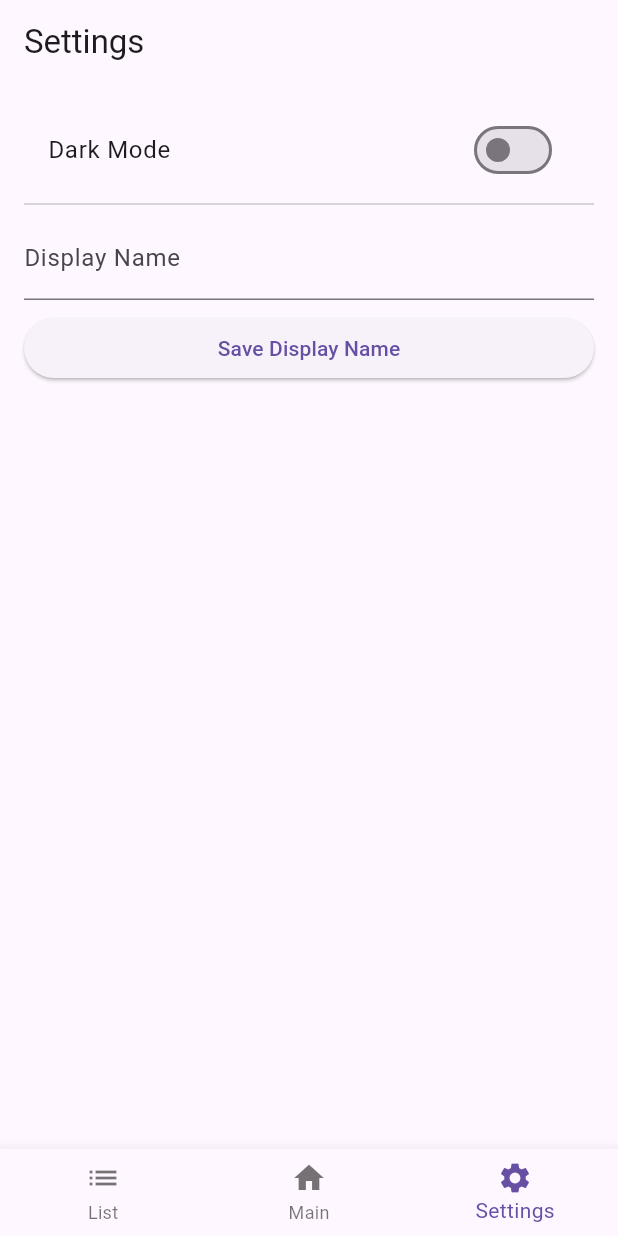
After one commit to s-reisinger/wmc-projekt, a Flutter app: the HomeShell screen opened by its route, item 3 of the bottom bar chosen, on a phone screen of 412 x 824 dp. The commit adds this screen. Run offline on Flutter 3.47's test engine with Material 3 defaults, Android fonts, the phone set to English and light mode, and no system bars; our stand-ins replace go_router, shared_preferences; accounts and stored records are empty.

Commit message:
settings page2

```diff
--- a/timetracker/lib/main.dart
+++ b/timetracker/lib/main.dart
@@ -1,59 +1,58 @@
 import 'package:flutter/material.dart';
 import 'package:go_router/go_router.dart';
+import 'package:timetracker/pages/HomeShell.dart';
+import 'package:timetracker/services/SettingsService.dart';
 
 // Import your LoginPage (wherever you put it).
 import 'pages/LoginPage.dart';
 
-// A simple placeholder for the "home" page
-class HomePage extends StatelessWidget {
-  const HomePage({Key? key}) : super(key: key);
+void main() async {
+  WidgetsFlutterBinding.ensureInitialized();
 
-  @override
-  Widget build(BuildContext context) {
-    return Scaffold(
-      appBar: AppBar(title: const Text('Home')),
-      body: const Center(
-        child: Text('Welcome to the Home Page!'),
-      ),
-    );
-  }
-}
+  // Load dark mode from SharedPreferences
+  final bool initiallyDark = await SettingsService.isDarkMode();
 
-void main() {
-  runApp(const MyApp());
+  // This notifier holds the current Dark Mode state
+  final darkModeNotifier = ValueNotifier<bool>(initiallyDark);
+
+  runApp(MyApp(darkModeNotifier: darkModeNotifier));
 }
 
 class MyApp extends StatelessWidget {
-  const MyApp({Key? key}) : super(key: key);
+  final ValueNotifier<bool> darkModeNotifier;
+  const MyApp({Key? key, required this.darkModeNotifier}) : super(key: key);
 
-  // 1) Define your GoRouter, listing the routes
-  static final GoRouter _router = GoRouter(
+  // Build our GoRouter with two main routes: login and home
+  static GoRouter _router(ValueNotifier<bool> darkModeNotifier) => GoRouter(
     routes: [
-      // The login route at "/"
-      GoRoute(
-        path: '/',
-        builder: (context, state) => const LoginPage(),
-      ),
-      // The home route at "/home"
+      GoRoute(path: '/', builder: (context, state) => const LoginPage()),
       GoRoute(
         path: '/home',
-        builder: (context, state) => const HomePage(),
+        builder:
+            (context, state) => HomeShell(darkModeNotifier: darkModeNotifier),
       ),
     ],
   );
 
   @override
   Widget build(BuildContext context) {
-    // 2) Use MaterialApp.router to wire up go_router
-    return MaterialApp.router(
-      title: 'Flutter Login Demo',
-      routerDelegate: _router.routerDelegate,
-      routeInformationParser: _router.routeInformationParser,
-      routeInformationProvider: _router.routeInformationProvider,
-      // Optional theme or themeMode
-      theme: ThemeData(
-        primarySwatch: Colors.blue,
-      ),
+    return ValueListenableBuilder<bool>(
+      valueListenable: darkModeNotifier,
+      builder: (context, isDark, _) {
+        return MaterialApp.router(
+          title: 'Flutter Login Demo',
+          // Change the theme based on isDark
+          theme: ThemeData(
+            primarySwatch: Colors.blue,
+            brightness: isDark ? Brightness.dark : Brightness.light,
+          ),
+          routerDelegate: _router(darkModeNotifier).routerDelegate,
+          routeInformationParser:
+              _router(darkModeNotifier).routeInformationParser,
+          routeInformationProvider:
+              _router(darkModeNotifier).routeInformationProvider,
+        );
+      },
     );
   }
 }
--- /dev/null
+++ b/timetracker/lib/pages/HomeShell.dart
@@ -0,0 +1,54 @@
+import 'package:flutter/material.dart';
+
+import 'ListPage.dart';
+import 'MainPage.dart';
+import 'SettingsPage.dart';
+
+class HomeShell extends StatefulWidget {
+  final ValueNotifier<bool> darkModeNotifier;
+  const HomeShell({Key? key, required this.darkModeNotifier}) : super(key: key);
+
+  @override
+  State<HomeShell> createState() => _HomeShellState();
+}
+
+class _HomeShellState extends State<HomeShell> {
+  int _selectedIndex = 1; // default to the "Main" tab in the middle
+
+  late final List<Widget> _pages = [
+    const ListPage(),
+    const MainPage(),
+    SettingsPage(darkModeNotifier: widget.darkModeNotifier),
+  ];
+
+  void _onItemTapped(int index) {
+    setState(() {
+      _selectedIndex = index;
+    });
+  }
+
+  @override
+  Widget build(BuildContext context) {
+    return Scaffold(
+      body: _pages[_selectedIndex],
+      bottomNavigationBar: BottomNavigationBar(
+        currentIndex: _selectedIndex,
+        onTap: _onItemTapped,
+        items: const [
+          BottomNavigationBarItem(
+            icon: Icon(Icons.list),
+            label: 'List',
+          ),
+          BottomNavigationBarItem(
+            icon: Icon(Icons.home),
+            label: 'Main',
+          ),
+          BottomNavigationBarItem(
+            icon: Icon(Icons.settings),
+            label: 'Settings',
+          ),
+        ],
+      ),
+    );
+  }
+}
--- /dev/null
+++ b/timetracker/lib/pages/SettingsPage.dart
@@ -0,0 +1,80 @@
+import 'package:flutter/material.dart';
+import 'package:shared_preferences/shared_preferences.dart';
+
+import '../services/SettingsService.dart';
+
+class SettingsPage extends StatefulWidget {
+  final ValueNotifier<bool> darkModeNotifier;
+
+  const SettingsPage({
+    Key? key,
+    required this.darkModeNotifier,
+  }) : super(key: key);
+
+  @override
+  State<SettingsPage> createState() => _SettingsPageState();
+}
+
+class _SettingsPageState extends State<SettingsPage> {
+  final TextEditingController _displayNameController = TextEditingController();
+
+  @override
+  void initState() {
+    super.initState();
+    _loadSettings();
+  }
+
+  Future<void> _loadSettings() async {
+    // Load display name from SharedPreferences
+    String name = await SettingsService.getDisplayName();
+    setState(() {
+      _displayNameController.text = name;
+    });
+  }
+
+  // Toggle dark mode
+  void _onDarkModeChanged(bool value) async {
+    // 1) Update the ValueNotifier to rebuild the app's theme
+    widget.darkModeNotifier.value = value;
+    // 2) Save the preference
+    await SettingsService.setDarkMode(value);
+  }
+
+  // Save display name whenever user finishes editing
+  void _onSaveDisplayName() async {
+    final name = _displayNameController.text.trim();
+    await SettingsService.setDisplayName(name);
+  }
+
+  @override
+  Widget build(BuildContext context) {
+    bool isDarkMode = widget.darkModeNotifier.value;
+
+    return Scaffold(
+      appBar: AppBar(
+        title: const Text('Settings'),
+      ),
+      body: ListView(
+        padding: const EdgeInsets.all(16),
+        children: [
+          SwitchListTile(
+            title: const Text('Dark Mode'),
+            value: isDarkMode,
+            onChanged: _onDarkModeChanged,
+          ),
+          const Divider(),
+          TextField(
+            controller: _displayNameController,
+            decoration: const InputDecoration(labelText: 'Display Name'),
+            onEditingComplete: _onSaveDisplayName,
+          ),
+          const SizedBox(height: 8),
+          ElevatedButton(
+            onPressed: _onSaveDisplayName,
+            child: const Text('Save Display Name'),
+          ),
+        ],
+      ),
+    );
+  }
+}
--- /dev/null
+++ b/timetracker/lib/services/SettingsService.dart
@@ -0,0 +1,28 @@
+import 'package:shared_preferences/shared_preferences.dart';
+
+class SettingsService {
+  static const String _darkModeKey = 'darkMode';
+  static const String _displayNameKey = 'displayName';
+
+  // Dark Mode
+  static Future<void> setDarkMode(bool value) async {
+    final prefs = await SharedPreferences.getInstance();
+    await prefs.setBool(_darkModeKey, value);
+  }
+
+  static Future<bool> isDarkMode() async {
+    final prefs = await SharedPreferences.getInstance();
+    return prefs.getBool(_darkModeKey) ?? false;
+  }
+
+  // Display Name
+  static Future<void> setDisplayName(String name) async {
+    final prefs = await SharedPreferences.getInstance();
+    await prefs.setString(_displayNameKey, name);
+  }
+
+  static Future<String> getDisplayName() async {
+    final prefs = await SharedPreferences.getInstance();
+    return prefs.getString(_displayNameKey) ?? '';
+  }
+}
--- a/timetracker/pubspec.yaml
+++ b/timetracker/pubspec.yaml
@@ -30,7 +30,7 @@ environment:
 dependencies:
   flutter:
     sdk: flutter
-
+  shared_preferences: ^2.0.17
   # The following adds the Cupertino Icons font to your application.
   # Use with the CupertinoIcons class for iOS style icons.
   cupertino_icons: ^1.0.8
```
Also changed, not shown: timetracker/lib/pages/ListPage.dart (added, +14 -0 lines), timetracker/lib/pages/LoginPage.dart (+11 -5 lines), timetracker/lib/pages/MainPage.dart (added, +14 -0 lines), timetracker/pubspec.lock, 6 other files.
